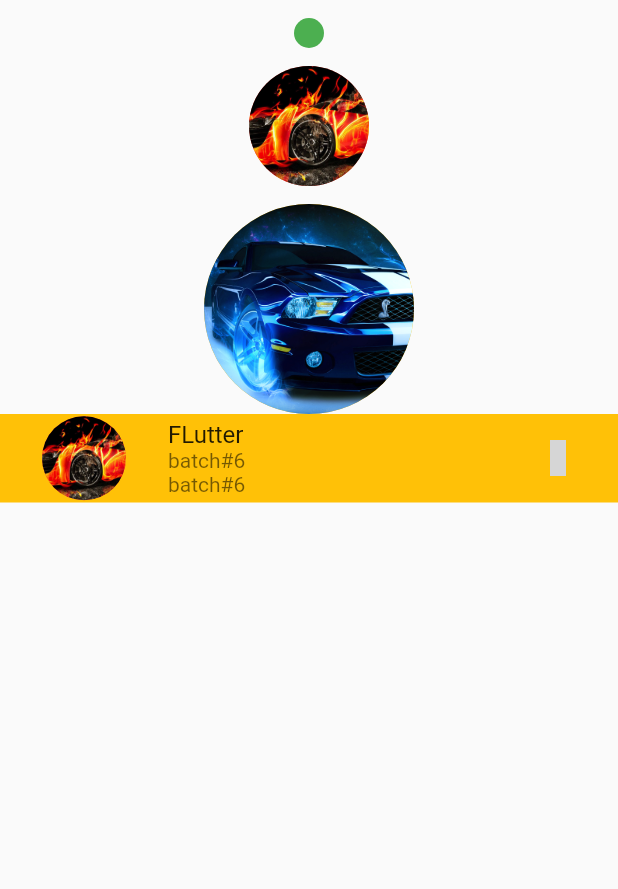
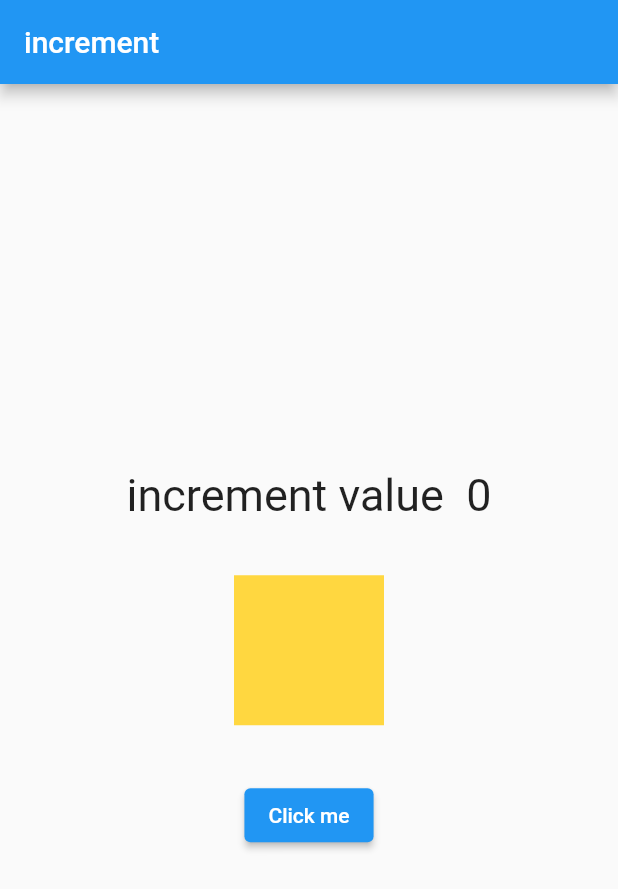
Before and after one commit to Atiqrehman3054/flutter_batch_6, a Flutter app: the screen it shows after launch, on a phone screen of 412 x 824 dp. Shown: the top 889 px of the screen. Run offline on Flutter 3.47's test engine with Material 2 defaults, Android fonts, the phone set to English and light mode, and no system bars; grey boxes are pictures that could not be loaded.

Commit message:
after dengue

```diff
--- a/lib/fifthday.dart
+++ b/lib/fifthday.dart
@@ -59,7 +59,7 @@ class FifthScreen extends StatelessWidget {
                     print("jsut call him");
                   },
                   icon: Icon(
-                    Icons.,
+                    Icons.add,
                     color: Colors.red,
                   ),
                   // highlightColor: Colors.green,
--- a/lib/main.dart
+++ b/lib/main.dart
@@ -1,8 +1,10 @@
 import 'package:flutter/material.dart';
 import 'package:flutter_ui_batch_6/ForthDay.dart';
+import 'package:flutter_ui_batch_6/HelpingFile/sixth.dart';
 import 'package:flutter_ui_batch_6/ThiridDay.dart';
 import 'package:flutter_ui_batch_6/fifthday.dart';
 import 'package:flutter_ui_batch_6/secondday.dart';
+import 'package:flutter_ui_batch_6/seventh.dart';
 
 import 'firstday.dart';
 // import 'package:flutter_ui_batch_6/firstday.dart';
@@ -20,7 +22,8 @@ class FirstClass extends StatelessWidget {
   Widget build(BuildContext context) {
     return MaterialApp(
       debugShowCheckedModeBanner: false,
-      home: FifthScreen(),
+      home: SeventhScreen(),
+      //  SixthScreen(),
       // theme: ,
       // ForthScreen(),
       title: "flutter_ui",
--- /dev/null
+++ b/lib/seventh.dart
@@ -0,0 +1,73 @@
+import 'package:flutter/material.dart';
+import 'package:flutter_ui_batch_6/HelpingFile/const.dart';
+
+class SeventhScreen extends StatefulWidget {
+  SeventhScreen({super.key});
+
+  @override
+  State<SeventhScreen> createState() => _SeventhScreenState();
+}
+
+class _SeventhScreenState extends State<SeventhScreen> {
+  int Count = 0;
+  bool single = true;
+
+  // Function() increment = () {
+  @override
+  Widget build(BuildContext context) {
+    print("rebuild all pagee");
+    return Scaffold(
+      appBar: AppBar(
+        title: Text("increment"),
+      ),
+      body: Column(
+          mainAxisAlignment: MainAxisAlignment.center,
+          crossAxisAlignment: CrossAxisAlignment.center,
+          children: [
+            Align(
+              alignment: Alignment.center,
+              child: Text(
+                "increment value  $Count",
+                style: TextStyle(fontSize: 30),
+              ),
+            ),
+            fixsizeheight12,
+            fixsizeheight12,
+            fixsizeheight12,
+            single == true
+                ? Container(
+                    height: 100,
+                    width: 100,
+                    color: Colors.amberAccent,
+                  )
+                : Row(
+                    children: [
+                      Container(
+                        height: 100,
+                        width: 100,
+                        color: Colors.green,
+                      ),
+                      Container(
+                        height: 100,
+                        width: 100,
+                        color: Colors.red,
+                      )
+                    ],
+                  ),
+            fixsizeheight12,
+            fixsizeheight12,
+            fixsizeheight12,
+            ElevatedButton(
+                onPressed: () {
+                  setState(() {
+                    // Count++;
+                    single = false;
+                  });
+
+                  print("print the count value $Count");
+                },
+                child: Text("Click me"))
+          ]),
+    );
+  }
+}
```
Also changed, not shown: lib/HelpingFile/sixth.dart (added, +100 -0 lines).
